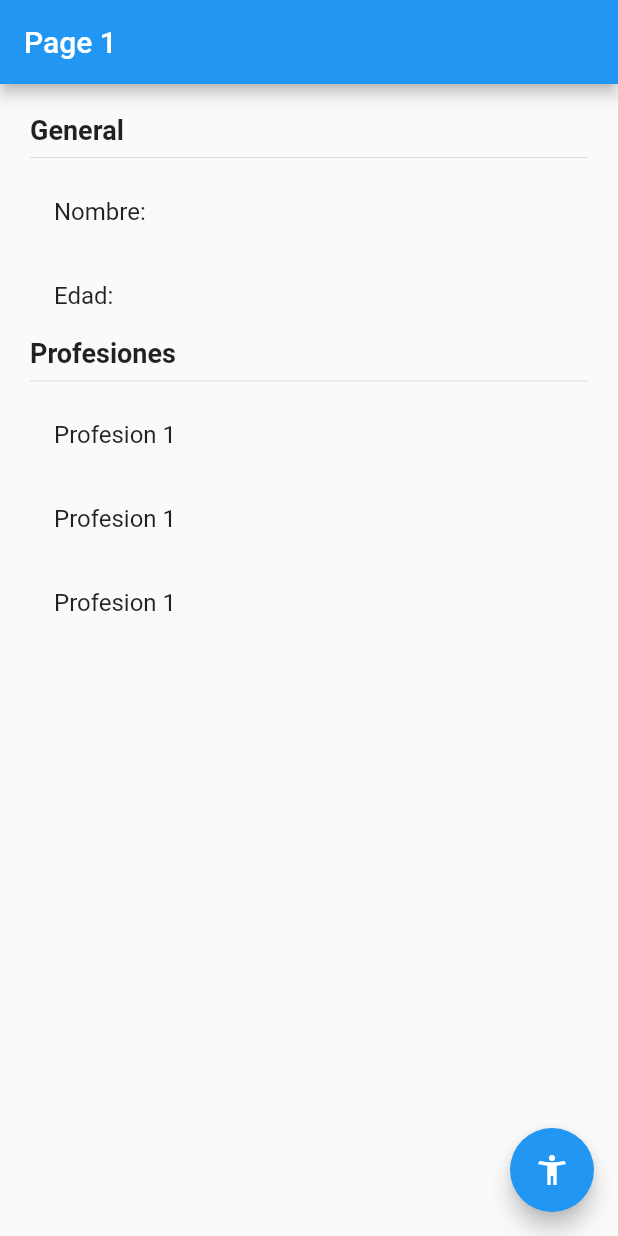
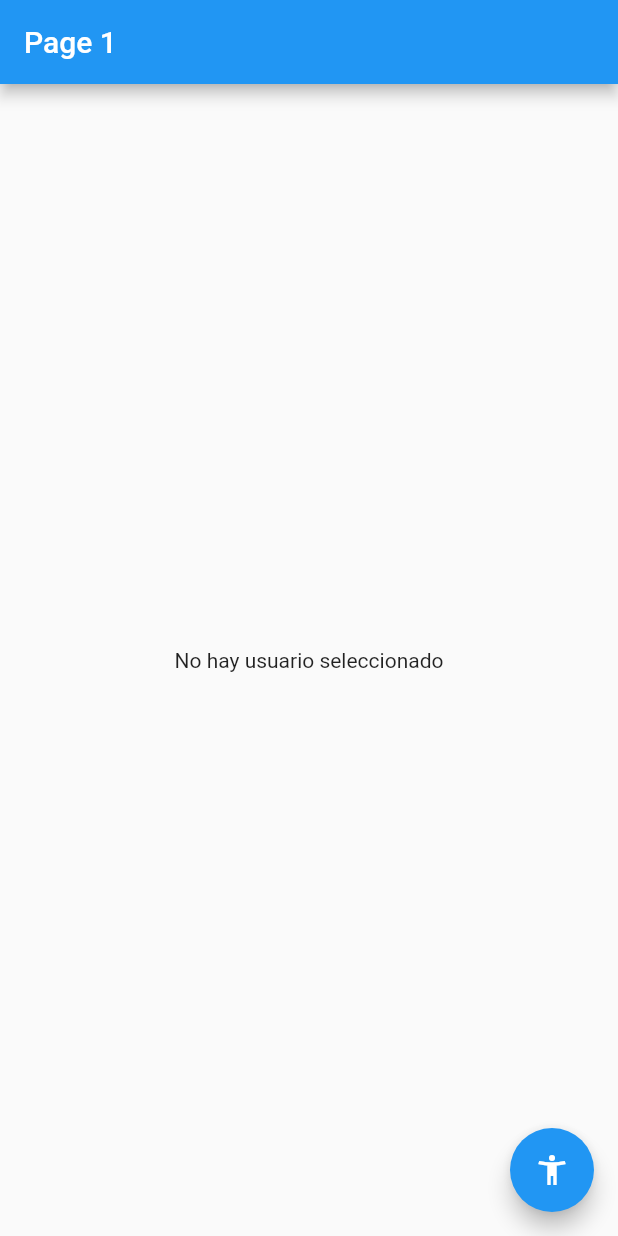
Before and after one commit to Andres-MI/GetXExample, a Flutter app: the screen it shows after launch, on a phone screen of 412 x 824 dp. Run offline on Flutter 3.47's test engine with Material 2 defaults, Android fonts, the phone set to English and light mode, and no system bars; our stand-ins replace get.

```diff
--- /dev/null
+++ b/lib/controllers/user_controller.dart
@@ -0,0 +1,18 @@
+import 'package:estados/models/user.dart';
+import 'package:get/get.dart';
+
+class UserController extends GetxController {
+  var userExists = false.obs;
+  var user = User().obs;
+
+  void loadUser(User user) {
+    this.user.value = user;
+    this.userExists.value = true;
+  }
+
+  void editAge(int age) {
+    this.user.update((val) {
+      val?.age = age;
+    });
+  }
+}
--- a/lib/pages/first_page.dart
+++ b/lib/pages/first_page.dart
@@ -1,14 +1,23 @@
+import 'package:estados/controllers/user_controller.dart';
 import 'package:flutter/material.dart';
 import 'package:get/get.dart';
+
+import '../models/user.dart';
 
 class FirstPage extends StatelessWidget {
   @override
   Widget build(BuildContext context) {
+    final userController = Get.put(UserController());
+
     return Scaffold(
       appBar: AppBar(
         title: Text('Page 1'),
       ),
-      body: UserInfo(),
+      body: Obx(() => userController.userExists.value
+          ? UserInfo(
+              user: userController.user.value,
+            )
+          : NoUser()),
       floatingActionButton: FloatingActionButton(
         child: Icon(Icons.accessibility_new),
         //onPressed: () => Navigator.pushNamed(context, '/page2')
@@ -21,6 +30,9 @@ class FirstPage extends StatelessWidget {
 }
 
 class UserInfo extends StatelessWidget {
+  final User user;
+
+  const UserInfo({super.key, required this.user});
   @override
   Widget build(BuildContext context) {
     return Container(
@@ -33,8 +45,8 @@ class UserInfo extends StatelessWidget {
           Text('General',
               style: TextStyle(fontSize: 18, fontWeight: FontWeight.bold)),
           Divider(),
-          ListTile(title: Text('Nombre: ')),
-          ListTile(title: Text('Edad: ')),
+          ListTile(title: Text('Nombre: ${user.name}')),
+          ListTile(title: Text('Edad: ${user.age}')),
           Text('Profesiones',
               style: TextStyle(fontSize: 18, fontWeight: FontWeight.bold)),
           Divider(),
@@ -46,3 +58,16 @@ class UserInfo extends StatelessWidget {
     );
   }
 }
+
+class NoUser extends StatelessWidget {
+  const NoUser({Key? key}) : super(key: key);
+
+  @override
+  Widget build(BuildContext context) {
+    return Container(
+      child: Center(
+        child: Text('No hay usuario seleccionado'),
+      ),
+    );
+  }
+}
```
Also changed, not shown: lib/models/user.dart (+1 -8 lines), lib/pages/second_page.dart (+17 -20 lines).
